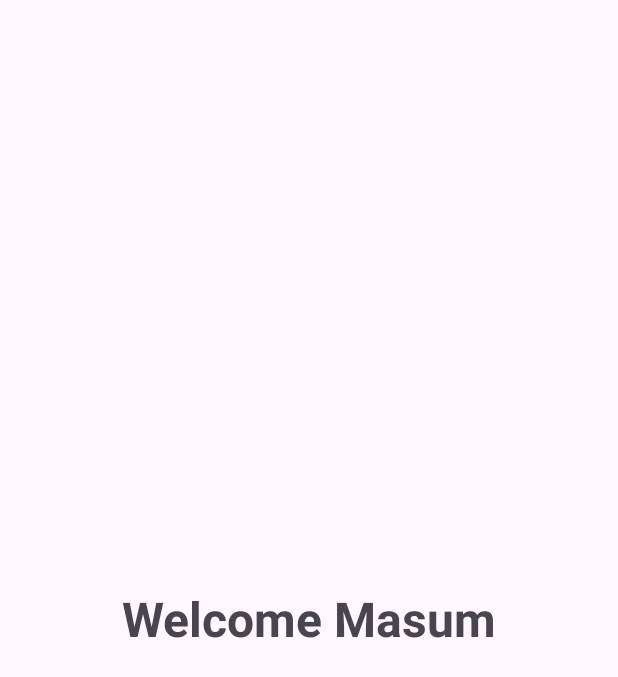
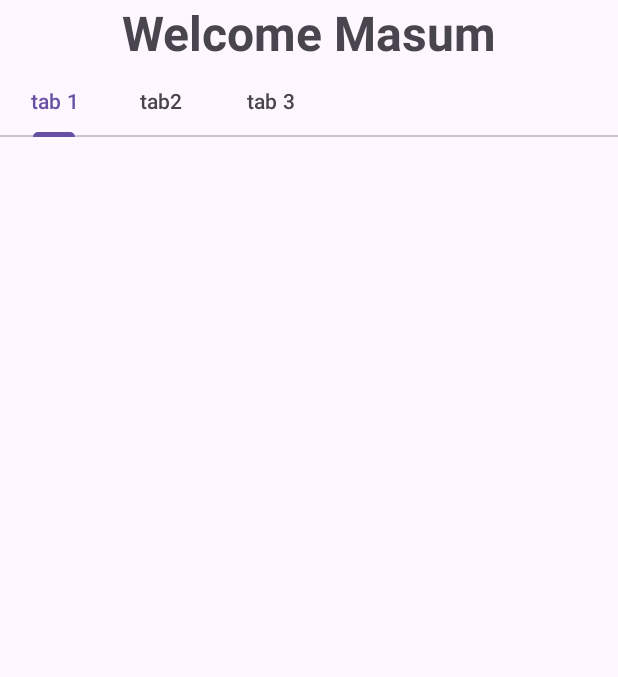
Before and after one commit to hmasum52/android-starter-java, an Android app: the layout fragment_home.xml on its own in the app's theme, with its tools: preview values and no code run, on a phone screen of 412 x 824 dp. Shown: the top 677 px of the screen. Run offline under Robolectric (Android 15) with nearby library versions, the phone set to English and light mode, and no system bars.

Commit message:
tablayout done

```diff
--- a/app/src/main/res/layout/fragment_home.xml
+++ b/app/src/main/res/layout/fragment_home.xml
@@ -13,10 +13,40 @@
         android:layout_width="match_parent"
         android:layout_height="wrap_content"
         android:gravity="center"
+        android:text="Welcome Masum"
         android:textStyle="bold"
+        app:layout_constraintTop_toTopOf="parent" />
+
+    <com.google.android.material.tabs.TabLayout
+        android:id="@+id/tab_layout"
+        android:layout_width="match_parent"
+        android:layout_height="wrap_content"
+        app:layout_constraintTop_toBottomOf="@+id/greeting_edt"
+        app:tabMode="scrollable">
+
+        <com.google.android.material.tabs.TabItem
+            android:layout_width="wrap_content"
+            android:layout_height="wrap_content"
+            android:text="tab 1" />
+
+        <com.google.android.material.tabs.TabItem
+            android:layout_width="wrap_content"
+            android:layout_height="wrap_content"
+            android:text="tab2" />
+
+        <com.google.android.material.tabs.TabItem
+            android:layout_width="wrap_content"
+            android:layout_height="wrap_content"
+            android:text="tab 3" />
+
+    </com.google.android.material.tabs.TabLayout>
+
+    <androidx.viewpager2.widget.ViewPager2
+        android:id="@+id/pager"
+        android:layout_width="match_parent"
+        android:layout_height="0dp"
         app:layout_constraintBottom_toBottomOf="parent"
-        app:layout_constraintTop_toTopOf="parent"
-        android:text="Welcome Masum" />
+        app:layout_constraintTop_toBottomOf="@+id/tab_layout" />/
 
 
 </androidx.constraintlayout.widget.ConstraintLayout>
```
Also changed, not shown: app/src/main/java/com/example/navigationcomponentsdemo/HomeFragment.java (+43 -0 lines), app/src/main/java/com/example/navigationcomponentsdemo/TabFragment.java (added, +33 -0 lines), app/src/main/java/com/example/navigationcomponentsdemo/TabFragmentAdapter.java (added, +28 -0 lines), app/src/main/res/layout/fragment_tab.xml (added, +20 -0 lines).
